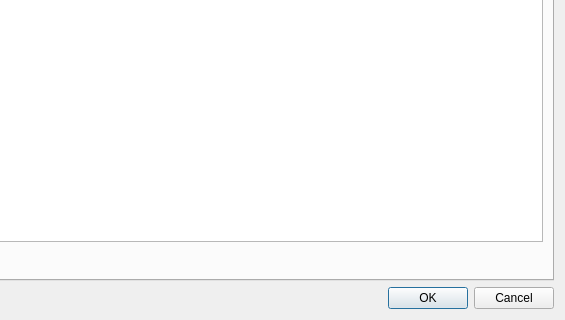
The window that src/vmmap/selectprocessview.ui (Wenzel/kmonitor) describes before a commit, drawn with Qt 5; both pictures show x 267 to 832 and y 249 to 569 of the 832 by 569 pixel window.
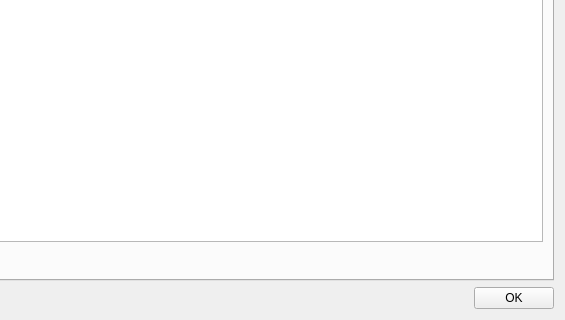
The same window after the commit.

```diff
--- a/src/vmmap/selectprocessview.ui
+++ b/src/vmmap/selectprocessview.ui
@@ -95,9 +95,9 @@
       </spacer>
      </item>
      <item>
-      <widget class="QDialogButtonBox" name="buttonBox">
-       <property name="standardButtons">
-        <set>QDialogButtonBox::Cancel|QDialogButtonBox::Ok</set>
+      <widget class="QPushButton" name="pushButton_ok">
+       <property name="text">
+        <string>OK</string>
        </property>
       </widget>
      </item>
```
Left out of the diff: 3 changed lines with no effect on the pictures.
